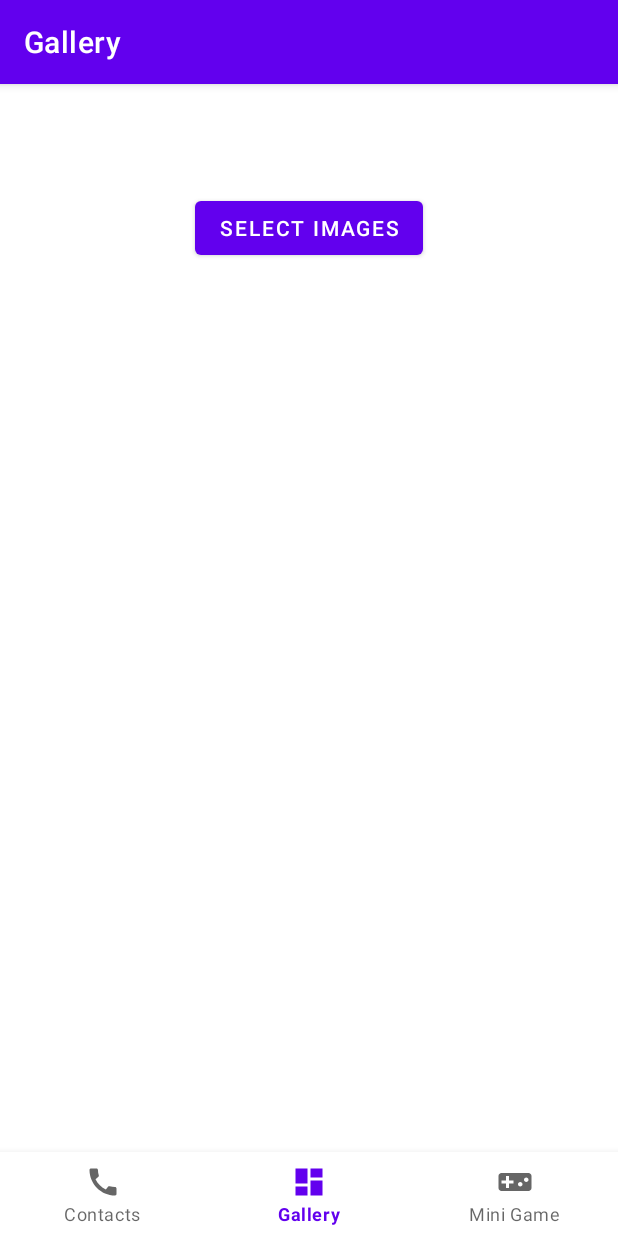
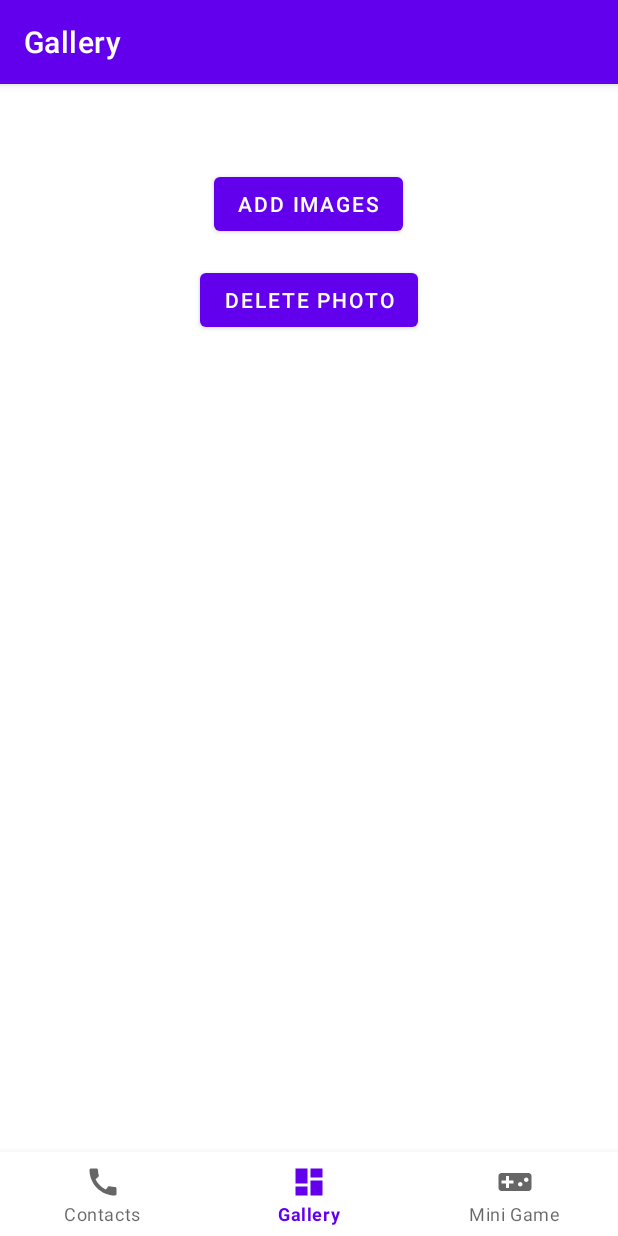
Before and after one commit to gkwls1012/campweek1, an Android app: the Fragment2 screen opened through its navigation route, on a phone screen of 412 x 824 dp. Run offline under Robolectric (Android 15) with nearby library versions, the phone set to English and light mode, and no system bars; our stand-ins replace navigation-ui.

Commit message:
fragment2 ver2

```diff
--- a/app/build.gradle
+++ b/app/build.gradle
@@ -49,5 +49,6 @@ dependencies {
     androidTestImplementation 'androidx.test.ext:junit:1.1.5'
     androidTestImplementation 'androidx.test.espresso:espresso-core:3.5.1'
     implementation 'com.github.bumptech.glide:glide:4.12.0'
-
+    implementation 'org.jetbrains.kotlin:kotlin-stdlib'
+    implementation 'com.squareup.picasso:picasso:2.71828'
 }
--- a/app/src/main/AndroidManifest.xml
+++ b/app/src/main/AndroidManifest.xml
@@ -4,6 +4,7 @@
 
     <uses-permission android:name="android.permission.VIBRATE" />
     <uses-permission android:name="android.permission.READ_EXTERNAL_STORAGE" />
+    <uses-permission android:name="android.permission.WRITE_EXTERNAL_STORAGE" />
     <application
         android:allowBackup="true"
         android:dataExtractionRules="@xml/data_extraction_rules"
--- a/app/src/main/java/com/example/myapplication/ui/Tab2/Fragment2.kt
+++ b/app/src/main/java/com/example/myapplication/ui/Tab2/Fragment2.kt
@@ -16,6 +16,7 @@ class Fragment2 : Fragment() {
     private lateinit var recyclerView: RecyclerView
     private lateinit var imageAdapter: ImageAdapter
     private val imageList = mutableListOf<String>()
+    private val selectedImages = mutableSetOf<String>()
     private val SELECT_IMAGES_REQUEST_CODE = 1
 
     override fun onCreateView(
@@ -33,11 +34,16 @@ class Fragment2 : Fragment() {
         val selectImageButton: Button = root.findViewById(R.id.btnAddImages)
         selectImageButton.setOnClickListener { selectImages() }
 
+        val deletePhotoButton: Button = root.findViewById(R.id.btnDeletePhoto)
+        deletePhotoButton.setOnClickListener {
+            imageAdapter.deleteSelectedImages()
+            selectedImages.clear()
+        }
+
         return root
     }
 
-
-    fun selectImages() {
+    private fun selectImages() {
         val intent = Intent(Intent.ACTION_GET_CONTENT)
         intent.type = "image/*"
         intent.putExtra(Intent.EXTRA_ALLOW_MULTIPLE, true)
--- a/app/src/main/res/layout/fragment_2.xml
+++ b/app/src/main/res/layout/fragment_2.xml
@@ -1,25 +1,29 @@
 <?xml version="1.0" encoding="utf-8"?>
-<LinearLayout xmlns:android="http://schemas.android.com/apk/res/android"
-    xmlns:tools="http://schemas.android.com/tools"
+<RelativeLayout xmlns:android="http://schemas.android.com/apk/res/android"
     android:layout_width="match_parent"
-    android:layout_height="match_parent"
-    android:orientation="vertical"
-    tools:context=".ui.Tab2.Fragment2">
+    android:layout_height="match_parent">
 
     <Button
         android:id="@+id/btnAddImages"
         android:layout_width="wrap_content"
         android:layout_height="wrap_content"
-        android:text="Select Images"
-        android:onClick="selectImages"
-        android:layout_gravity="center_horizontal"
-        android:layout_marginTop="16dp"
-        android:layout_marginBottom="16dp" />
+        android:text="Add Images"
+        android:layout_centerHorizontal="true" />
+
+    <Button
+        android:id="@+id/btnDeletePhoto"
+        android:layout_width="wrap_content"
+        android:layout_height="wrap_content"
+        android:text="Delete Photo"
+        android:layout_below="@id/btnAddImages"
+        android:layout_centerHorizontal="true"
+        android:layout_marginTop="16dp" />
 
     <androidx.recyclerview.widget.RecyclerView
         android:id="@+id/recyclerView"
         android:layout_width="match_parent"
         android:layout_height="match_parent"
+        android:layout_below="@id/btnDeletePhoto"
         android:layout_marginTop="16dp" />
 
-</LinearLayout>
+</RelativeLayout>
--- a/app/src/main/res/layout/item_image.xml
+++ b/app/src/main/res/layout/item_image.xml
@@ -1,7 +1,7 @@
 <?xml version="1.0" encoding="utf-8"?>
 <RelativeLayout xmlns:android="http://schemas.android.com/apk/res/android"
     android:layout_width="match_parent"
-    android:layout_height="match_parent">
+    android:layout_height="wrap_content">
 
     <!-- item_image.xml -->
     <ImageView xmlns:android="http://schemas.android.com/apk/res/android"
```
Also changed, not shown: app/src/main/java/com/example/myapplication/ui/Tab2/ImageAdapter.kt (+40 -7 lines), app/src/main/java/com/example/myapplication/ui/Tab2/Tab2ViewModel.kt (deleted, +0 -13 lines), app/src/main/java/com/example/myapplication/ui/Tab3/Fragment3.kt (+12 -1 lines), app/src/main/res/drawable/green.png (added), app/src/main/res/drawable/red.png (added), app/src/main/res/drawable/yellow.png (added).
